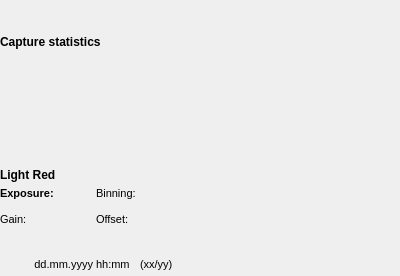
KDE/kstars, file kstars/ekos/capture/captureprocessoverlay.ui: the form before one commit.
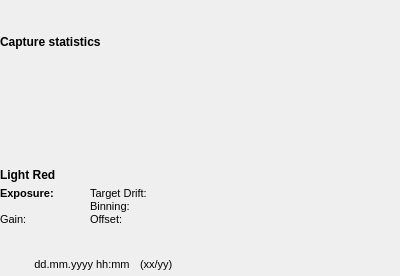
The form after the commit. Icons and pictures are not drawn.

Commit message:
Add Target Distance to the Analyze graph/stats
Adds the Target Distance statistic calculated by the scheduler to Analyze: how far the most recent capture is from the target position (in arc-seconds). Does this by adding a scheduler signal (targetDistance) which is received and processed by analyze.

This also includes adding the target distance to the capture summary tab (commit by @wreissenberger).

```diff
--- a/kstars/ekos/capture/captureprocessoverlay.ui
+++ b/kstars/ekos/capture/captureprocessoverlay.ui
@@ -271,30 +271,6 @@
         </item>
        </layout>
       </item>
-      <item row="3" column="0" colspan="5">
-       <widget class="QLabel" name="geometryValue">
-        <property name="font">
-         <font>
-          <pointsize>8</pointsize>
-         </font>
-        </property>
-        <property name="text">
-         <string>&lt;width x height&gt;</string>
-        </property>
-       </widget>
-      </item>
-      <item row="2" column="3" colspan="2">
-       <widget class="QLabel" name="binningValue">
-        <property name="font">
-         <font>
-          <pointsize>8</pointsize>
-         </font>
-        </property>
-        <property name="text">
-         <string>&lt;bin&gt;</string>
-        </property>
-       </widget>
-      </item>
       <item row="2" column="0">
        <widget class="QLabel" name="exposureLabel">
         <property name="font">
@@ -309,18 +285,6 @@
         </property>
        </widget>
       </item>
-      <item row="2" column="2">
-       <widget class="QLabel" name="binningLabel">
-        <property name="font">
-         <font>
-          <pointsize>8</pointsize>
-         </font>
-        </property>
-        <property name="text">
-         <string>Binning:</string>
-        </property>
-       </widget>
-      </item>
       <item row="4" column="0">
        <widget class="QLabel" name="gainLabel">
         <property name="font">
@@ -446,6 +410,66 @@
         </property>
        </spacer>
       </item>
+      <item row="3" column="0" colspan="2">
+       <widget class="QLabel" name="geometryValue">
+        <property name="font">
+         <font>
+          <pointsize>8</pointsize>
+         </font>
+        </property>
+        <property name="text">
+         <string>&lt;width x height&gt;</string>
+        </property>
+       </widget>
+      </item>
+      <item row="3" column="2">
+       <widget class="QLabel" name="binningLabel">
+        <property name="font">
+         <font>
+          <pointsize>8</pointsize>
+         </font>
+        </property>
+        <property name="text">
+         <string>Binning:</string>
+        </property>
+       </widget>
+      </item>
+      <item row="3" column="3">
+       <widget class="QLabel" name="binningValue">
+        <property name="font">
+         <font>
+          <pointsize>8</pointsize>
+         </font>
+        </property>
+        <property name="text">
+         <string>&lt;bin&gt;</string>
+        </property>
+       </widget>
+      </item>
+      <item row="2" column="2">
+       <widget class="QLabel" name="targetDriftLabel">
+        <property name="font">
+         <font>
+          <pointsize>8</pointsize>
+         </font>
+        </property>
+        <property name="text">
+         <string>Target Drift:</string>
+        </property>
+       </widget>
+      </item>
+      <item row="2" column="3">
+       <widget class="QLabel" name="targetDriftValue">
+        <property name="font">
+         <font>
+          <pointsize>8</pointsize>
+         </font>
+        </property>
+        <property name="text">
+         <string>&lt;drift&gt;</string>
+        </property>
+       </widget>
+      </item>
      </layout>
     </widget>
    </item>
```
The commit also changes 14 other files.
